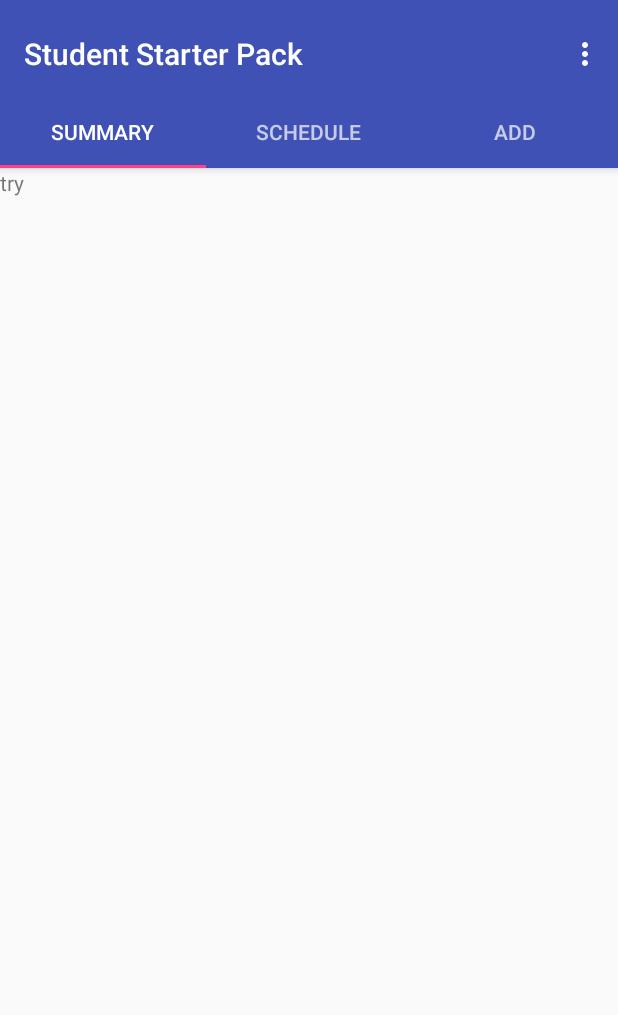
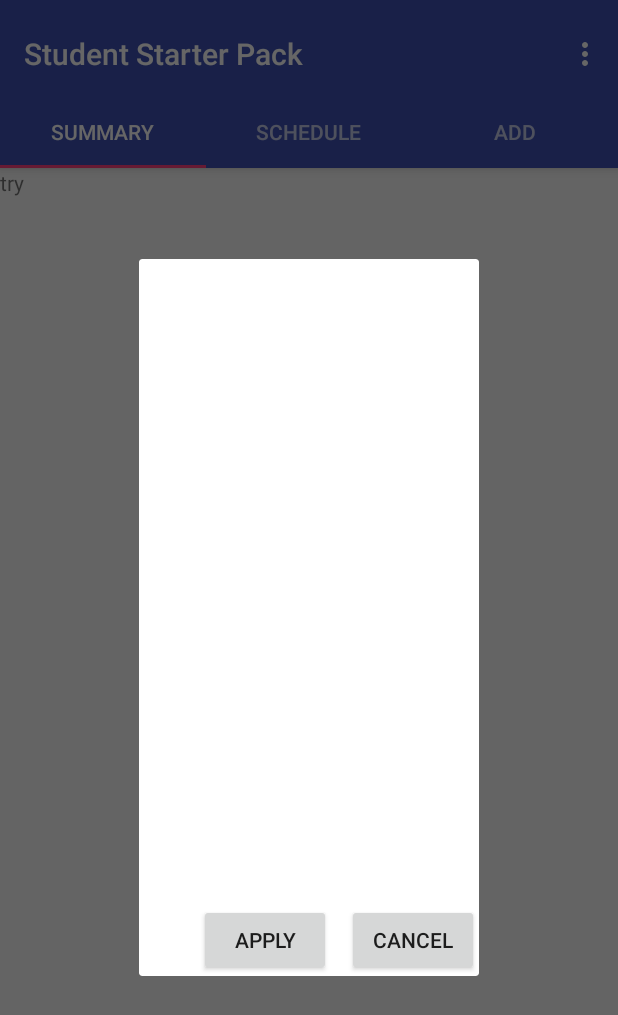
Before and after one commit to lancebendo/Student-Starter-Pack-App, an Android app: the MainActivity screen opened directly, with no data from a screen before it, in the options menu, after a tap on "Settings", on a phone screen of 412 x 824 dp. Shown: the top 1015 px of the screen. Run offline under Robolectric (Android 15) with nearby library versions, the phone set to English and light mode, and no system bars.

Commit message:
12/27/2016 11/29pm    nagawa ko yung new sem. next na yung new subject 1/7/2017 2:48AM PUSH COMMIT LANG 1/9/2017 12:07 Dagdag ng dialog fragment sa settings at about. wala pa content

```diff
--- a/Student Starter Pack/src/main/AndroidManifest.xml
+++ b/Student Starter Pack/src/main/AndroidManifest.xml
@@ -20,7 +20,7 @@
 
 
         <activity
-            android:name=".NewSemester"
+            android:name=".NewSemesterActivity"
             android:label="@string/title_activity_new_semester"
             android:theme="@style/AppTheme.NoActionBar"
             android:noHistory="true">
--- /dev/null
+++ b/Student Starter Pack/src/main/java/lancepogi/mobiledevelopmentproject/FragmentSettings.java
@@ -0,0 +1,39 @@
+package lancepogi.mobiledevelopmentproject;
+
+import android.app.DialogFragment;
+import android.os.Bundle;
+import android.support.annotation.Nullable;
+import android.view.LayoutInflater;
+import android.view.View;
+import android.view.ViewGroup;
+import android.widget.Button;
+
+/**
+ * Created by Lance on 1/9/2017.
+ */
+
+public class FragmentSettings extends DialogFragment {
+
+    Button btnApply, btnCancel;
+
+    @Nullable
+    @Override
+    public View onCreateView(LayoutInflater inflater, ViewGroup container, Bundle savedInstanceState) {
+
+        View rootView = inflater.inflate(R.layout.settings_fragment, container, false);
+
+        btnApply = (Button) rootView.findViewById(R.id.btnApply);
+        btnCancel = (Button) rootView.findViewById(R.id.btnCancel);
+
+        btnCancel.setOnClickListener(new View.OnClickListener() {
+            @Override
+            public void onClick(View v) {
+                dismiss();
+            }
+        });
+
+        return rootView;
+    }
+
+
+}
--- a/Student Starter Pack/src/main/java/lancepogi/mobiledevelopmentproject/MainActivity.java
+++ b/Student Starter Pack/src/main/java/lancepogi/mobiledevelopmentproject/MainActivity.java
@@ -21,7 +21,7 @@ import android.widget.TextView;
 
 public class MainActivity extends AppCompatActivity {
 
-
+    android.app.FragmentManager fm = getFragmentManager();
 
     private ViewPager mViewPager;
     private PagerAdapterClass pagerAdapter;
@@ -68,10 +68,14 @@ public class MainActivity extends AppCompatActivity {
 
         //noinspection SimplifiableIfStatement
         if (id == R.id.action_settings) {
+            FragmentSettings newSettings = new FragmentSettings();
+            newSettings.show(fm, "Settings");
             return true;
         }
 
         if (id == R.id.action_about) {
+            FragmentAbout newAbout = new FragmentAbout();
+            newAbout.show(fm, "About");
             return true;
         }
 
--- a/Student Starter Pack/src/main/java/lancepogi/mobiledevelopmentproject/NewSemester.java
+++ b/Student Starter Pack/src/main/java/lancepogi/mobiledevelopmentproject/NewSemesterActivity.java
@@ -13,7 +13,7 @@ import android.view.View;
 import android.widget.Button;
 import android.widget.EditText;
 
-public class NewSemester extends AppCompatActivity {
+public class NewSemesterActivity extends AppCompatActivity {
 
     android.app.FragmentManager fm = getFragmentManager();
 
--- a/Student Starter Pack/src/main/java/lancepogi/mobiledevelopmentproject/StartupActivity.java
+++ b/Student Starter Pack/src/main/java/lancepogi/mobiledevelopmentproject/StartupActivity.java
@@ -10,7 +10,7 @@ public class StartupActivity extends AppCompatActivity {
     protected void onCreate(Bundle savedInstanceState) {
         super.onCreate(savedInstanceState);
 
-        startActivity(new Intent(this, NewSemester.class));
+        startActivity(new Intent(this, NewSemesterActivity.class));
         finish();
 
     }
--- a/Student Starter Pack/src/main/res/layout/activity_new_sem.xml
+++ b/Student Starter Pack/src/main/res/layout/activity_new_sem.xml
@@ -5,7 +5,7 @@
     android:layout_width="match_parent"
     android:layout_height="match_parent"
     android:fitsSystemWindows="true"
-    tools:context="lancepogi.mobiledevelopmentproject.NewSemester"
+    tools:context="lancepogi.mobiledevelopmentproject.NewSemesterActivity"
     android:focusableInTouchMode="true">
 
     <android.support.design.widget.AppBarLayout
--- /dev/null
+++ b/Student Starter Pack/src/main/res/layout/settings_fragment.xml
@@ -0,0 +1,21 @@
+<?xml version="1.0" encoding="utf-8"?>
+<AbsoluteLayout xmlns:android="http://schemas.android.com/apk/res/android"
+    android:orientation="vertical" android:layout_width="match_parent"
+    android:layout_height="match_parent">
+
+    <Button
+        android:text="Cancel"
+        android:layout_width="wrap_content"
+        android:layout_height="wrap_content"
+        android:layout_x="139dp"
+        android:layout_y="430dp"
+        android:id="@+id/btnCancel" />
+
+    <Button
+        android:text="Apply"
+        android:layout_width="wrap_content"
+        android:layout_height="wrap_content"
+        android:layout_x="40dp"
+        android:layout_y="430dp"
+        android:id="@+id/btnApply" />
+</AbsoluteLayout>
```
Also changed, not shown: Student Starter Pack/src/main/java/lancepogi/mobiledevelopmentproject/FragmentAbout.java (added, +36 -0 lines), Student Starter Pack/src/main/res/layout/about_fragment.xml (added, +13 -0 lines).
